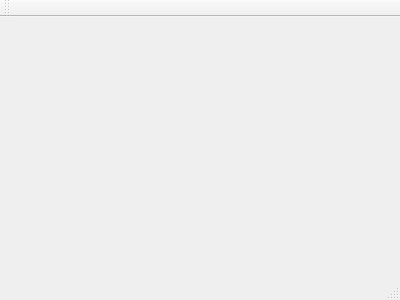
The window that mainwindow.ui (AlexJobin/CLL-AlexJasonServeur) describes before a commit, drawn with Qt 5.
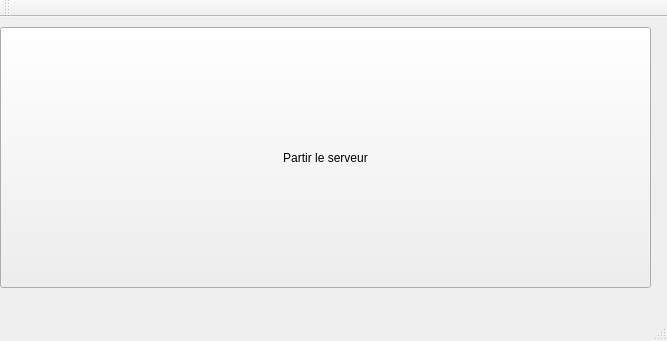
The same window after the commit.

Patch:
```diff
--- a/mainwindow.ui
+++ b/mainwindow.ui
@@ -1,24 +1,53 @@
 <ui version="4.0">
  <class>MainWindow</class>
- <widget class="QMainWindow" name="MainWindow" >
-  <property name="geometry" >
+ <widget class="QMainWindow" name="MainWindow">
+  <property name="geometry">
    <rect>
     <x>0</x>
     <y>0</y>
-    <width>400</width>
-    <height>300</height>
+    <width>667</width>
+    <height>341</height>
    </rect>
   </property>
   <property name="windowTitle" >
    <string>MainWindow</string>
   </property>
-  <widget class="QMenuBar" name="menuBar" />
-  <widget class="QToolBar" name="mainToolBar" />
-  <widget class="QWidget" name="centralWidget" />
-  <widget class="QStatusBar" name="statusBar" />
+  <widget class="QWidget" name="centralWidget">
+   <widget class="QPushButton" name="btnPartirServeur">
+    <property name="geometry">
+     <rect>
+      <x>0</x>
+      <y>10</y>
+      <width>651</width>
+      <height>261</height>
+     </rect>
+    </property>
+    <property name="text">
+     <string>Partir le serveur</string>
+    </property>
+   </widget>
+  </widget>
+  <widget class="QMenuBar" name="menuBar">
+   <property name="geometry">
+    <rect>
+     <x>0</x>
+     <y>0</y>
+     <width>667</width>
+     <height>27</height>
+    </rect>
+   </property>
+  </widget>
+  <widget class="QToolBar" name="mainToolBar">
+   <attribute name="toolBarArea">
+    <enum>TopToolBarArea</enum>
+   </attribute>
+   <attribute name="toolBarBreak">
+    <bool>false</bool>
+   </attribute>
+  </widget>
+  <widget class="QStatusBar" name="statusBar"/>
  </widget>
- <layoutDefault spacing="6" margin="11" />
- <pixmapfunction></pixmapfunction>
+ <layoutdefault spacing="6" margin="11"/>
  <resources/>
  <connections/>
 </ui>
```
Left out of the diff: 3 changed lines with no effect on the pictures.
